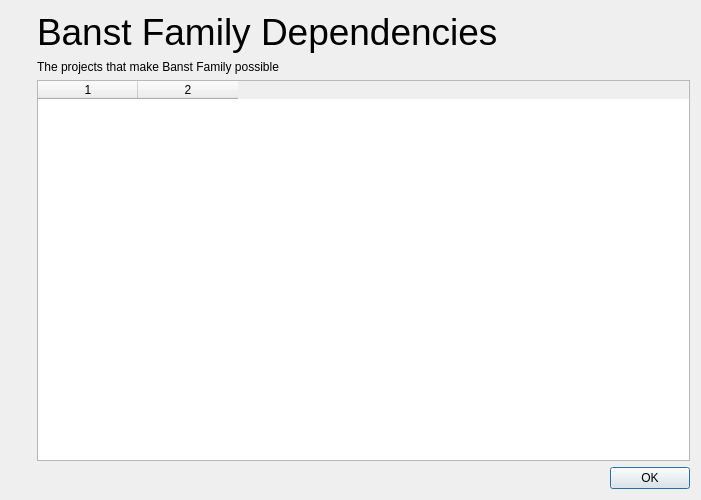
Banstowi/-glantine--emu-Switch2, file src/lichii/deps_dialog.ui: the form before one commit.
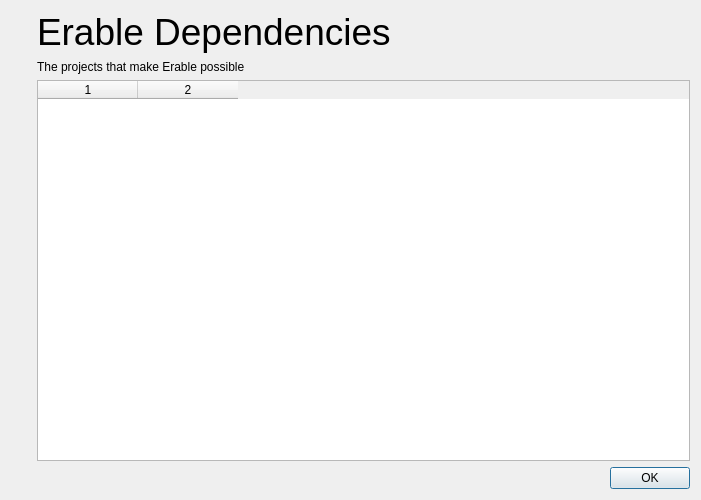
The form after the commit. Icons and pictures are not drawn.

Commit message: Rename Banst Family to Erable

Diff of the .ui file:
```diff
--- a/src/lichii/deps_dialog.ui
+++ b/src/lichii/deps_dialog.ui
@@ -69,7 +69,7 @@
           </sizepolicy>
          </property>
          <property name="text">
-          <string>&lt;html&gt;&lt;head/&gt;&lt;body&gt;&lt;p&gt;&lt;span style=&quot; font-size:28pt;&quot;&gt;Banst Family Dependencies&lt;/span&gt;&lt;/p&gt;&lt;/body&gt;&lt;/html&gt;</string>
+          <string>&lt;html&gt;&lt;head/&gt;&lt;body&gt;&lt;p&gt;&lt;span style=&quot; font-size:28pt;&quot;&gt;Erable Dependencies&lt;/span&gt;&lt;/p&gt;&lt;/body&gt;&lt;/html&gt;</string>
          </property>
         </widget>
        </item>
@@ -82,7 +82,7 @@
           </sizepolicy>
          </property>
          <property name="text">
-        <string>&lt;html&gt;&lt;head/&gt;&lt;body&gt;&lt;p&gt;The projects that make Banst Family possible&lt;/p&gt;&lt;/body&gt;&lt;/html&gt;</string>
+        <string>&lt;html&gt;&lt;head/&gt;&lt;body&gt;&lt;p&gt;The projects that make Erable possible&lt;/p&gt;&lt;/body&gt;&lt;/html&gt;</string>
          </property>
         </widget>
        </item>
```
Left out of the diff: 2 changed lines with no effect on the pictures. The commit also changes 74 other files.
